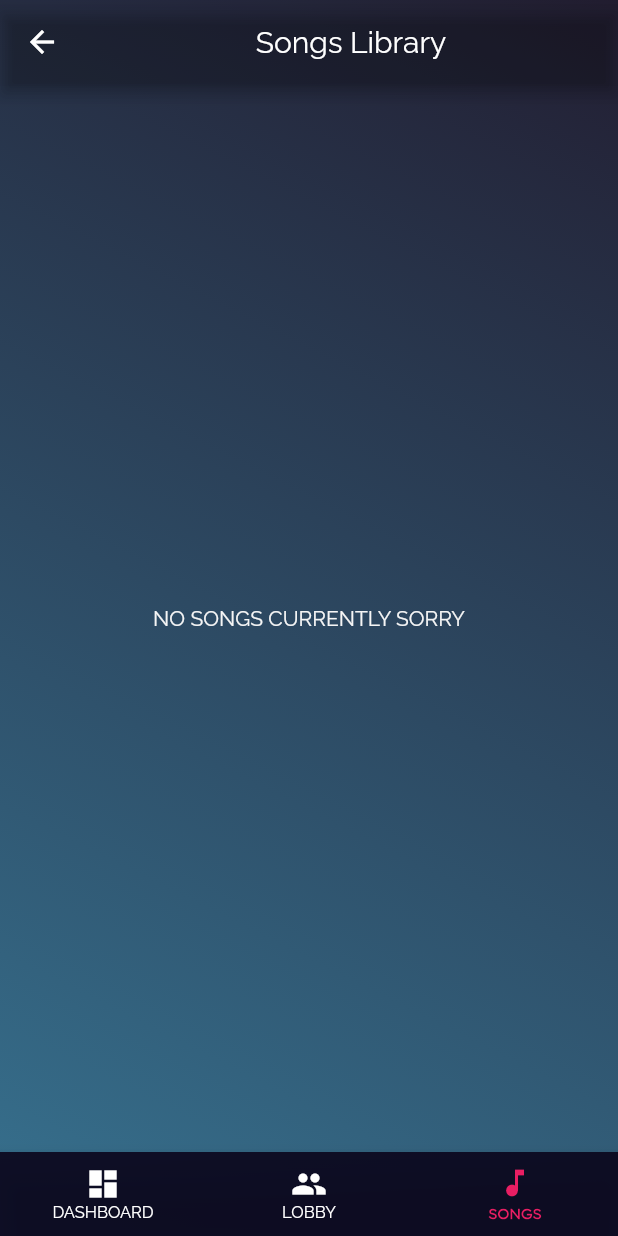
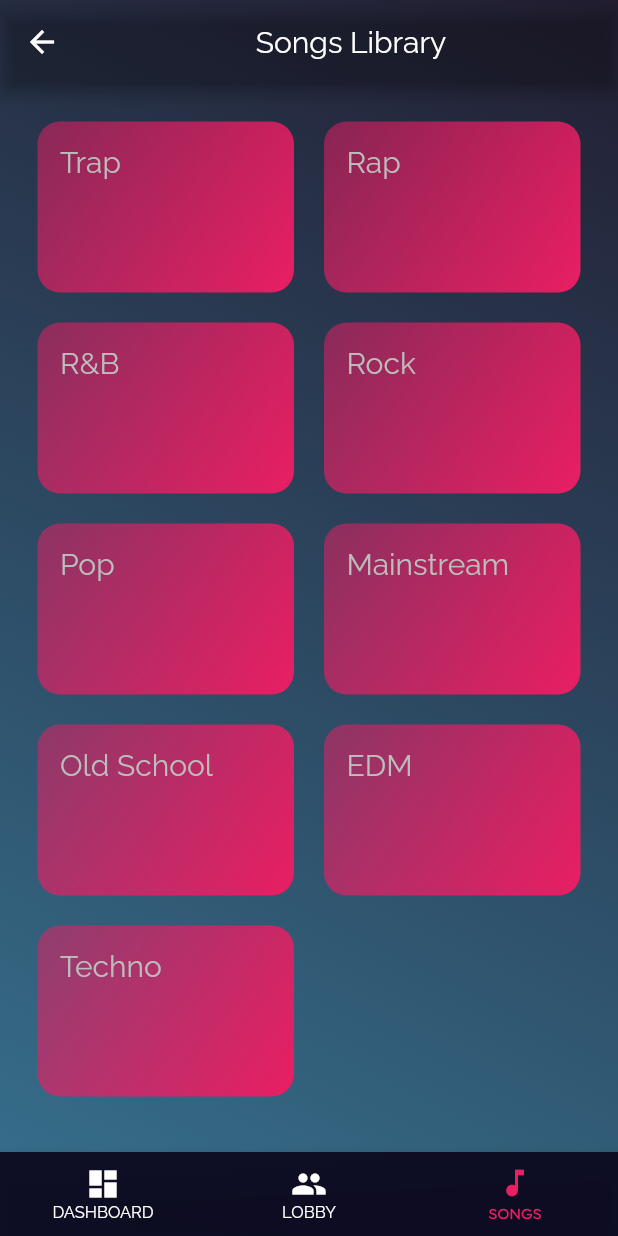
Before and after one commit to emeban44/my_dj_app, a Flutter app: the AdminScreen screen opened directly, item 3 of the bottom bar chosen, on a phone screen of 412 x 824 dp. Run offline on Flutter 3.47's test engine with Material 2 defaults, Android fonts, the phone set to English and light mode, and no system bars; our stand-ins replace cloud_firestore, firebase_auth, firebase_core, shared_preferences; accounts and stored records are empty.

Commit message:
admin songs tab now showing genres

```diff
--- a/lib/main.dart
+++ b/lib/main.dart
@@ -1,6 +1,7 @@
 import 'package:firebase_core/firebase_core.dart';
 import 'package:flutter/material.dart';
 import 'package:firebase_auth/firebase_auth.dart';
+import 'package:my_dj_app/widgets/admin/songs_by_genre.dart';
 import './models/sharedPrefs.dart';
 import './screens/admin_screen.dart';
 
--- /dev/null
+++ b/lib/models/genres.dart
@@ -0,0 +1,13 @@
+class Genres {
+  static const List<String> genres = [
+    'Trap',
+    'Rap',
+    'R&B',
+    'Rock',
+    'Pop',
+    'Mainstream',
+    'Old School',
+    'EDM',
+    'Techno',
+  ];
+}
--- /dev/null
+++ b/lib/models/songs.dart
@@ -0,0 +1,6 @@
+class Songs {
+  static List<String> songs = [
+    'Monika',
+    'Joker',
+  ];
+}
--- a/lib/screens/admin/songs_screen.dart
+++ b/lib/screens/admin/songs_screen.dart
@@ -1,13 +1,50 @@
 import 'package:flutter/material.dart';
 
-class SongsScreen extends StatelessWidget {
+import '../../widgets/admin/songs_by_genre.dart';
+import '../../widgets/admin/genre_item.dart';
+import '../../models/genres.dart';
+
+class SongsScreen extends StatefulWidget {
+  @override
+  _SongsScreenState createState() => _SongsScreenState();
+}
+
+class _SongsScreenState extends State<SongsScreen> {
+  var showByGenre = false;
+  var genre;
+
+  void toggleGenres(String genreFrom) {
+    setState(() {
+      showByGenre = true;
+      genre = genreFrom;
+    });
+  }
+
+  void goBack() {
+    setState(() {
+      showByGenre = false;
+    });
+  }
+
   @override
   Widget build(BuildContext context) {
-    return Center(
-      child: Text(
-        'NO SONGS CURRENTLY SORRY',
-        style: TextStyle(color: Colors.grey.shade100),
-      ),
-    );
+    return showByGenre
+        ? SongsByGenre(genre, goBack)
+        : GridView(
+            padding: const EdgeInsets.all(25),
+            children: Genres.genres
+                .map((genreData) => GenreItem(
+                      genreData,
+                      Colors.pink,
+                      toggleGenres,
+                    ))
+                .toList(),
+            gridDelegate: SliverGridDelegateWithMaxCrossAxisExtent(
+              maxCrossAxisExtent: 200,
+              childAspectRatio: 3 / 2,
+              crossAxisSpacing: 20,
+              mainAxisSpacing: 20,
+            ),
+          );
   }
 }
--- a/lib/screens/user/lobbies_screen.dart
+++ b/lib/screens/user/lobbies_screen.dart
@@ -1,3 +1,4 @@
+import 'package:firebase_auth/firebase_auth.dart';
 import 'package:flutter/material.dart';
 
 class LobbiesScreen extends StatefulWidget {
@@ -9,7 +10,12 @@ class _LobbiesScreenState extends State<LobbiesScreen> {
   @override
   Widget build(BuildContext context) {
     return Center(
-      child: Text('No lobbies available currently mate...'),
+      child: OutlinedButton(
+        onPressed: () {
+          FirebaseAuth.instance.signOut();
+        },
+        child: Text('Log out for now'),
+      ),
     );
   }
 }
--- /dev/null
+++ b/lib/widgets/admin/genre_item.dart
@@ -0,0 +1,39 @@
+import 'package:flutter/material.dart';
+import 'package:my_dj_app/widgets/admin/songs_by_genre.dart';
+
+class GenreItem extends StatelessWidget {
+  final String title;
+  final Color color;
+  final void Function(String genre) toggleGenres;
+
+  GenreItem(this.title, this.color, this.toggleGenres);
+  @override
+  Widget build(BuildContext context) {
+    return InkWell(
+      onTap: () => toggleGenres(title),
+      splashColor: Theme.of(context).primaryColor,
+      borderRadius: BorderRadius.circular(15),
+      child: Container(
+        padding: const EdgeInsets.all(15),
+        child: Text(
+          title,
+          style: TextStyle(
+            color: Colors.grey.shade400,
+            fontSize: 20,
+          ),
+        ),
+        decoration: BoxDecoration(
+          gradient: LinearGradient(
+            colors: [
+              color.withOpacity(0.5),
+              color,
+            ],
+            begin: Alignment.topLeft,
+            end: Alignment.bottomRight,
+          ),
+          borderRadius: BorderRadius.circular(15),
+        ),
+      ),
+    );
+  }
+}
--- /dev/null
+++ b/lib/widgets/admin/songs_by_genre.dart
@@ -0,0 +1,20 @@
+import 'package:flutter/material.dart';
+
+class SongsByGenre extends StatelessWidget {
+  final String genre;
+  final Function goBack;
+  SongsByGenre(this.genre, this.goBack);
+  @override
+  Widget build(BuildContext context) {
+    return Center(
+      child: Column(
+        children: [
+          Container(
+            child: Text(genre),
+          ),
+          ElevatedButton(onPressed: goBack, child: Text('Back')),
+        ],
+      ),
+    );
+  }
+}
```
